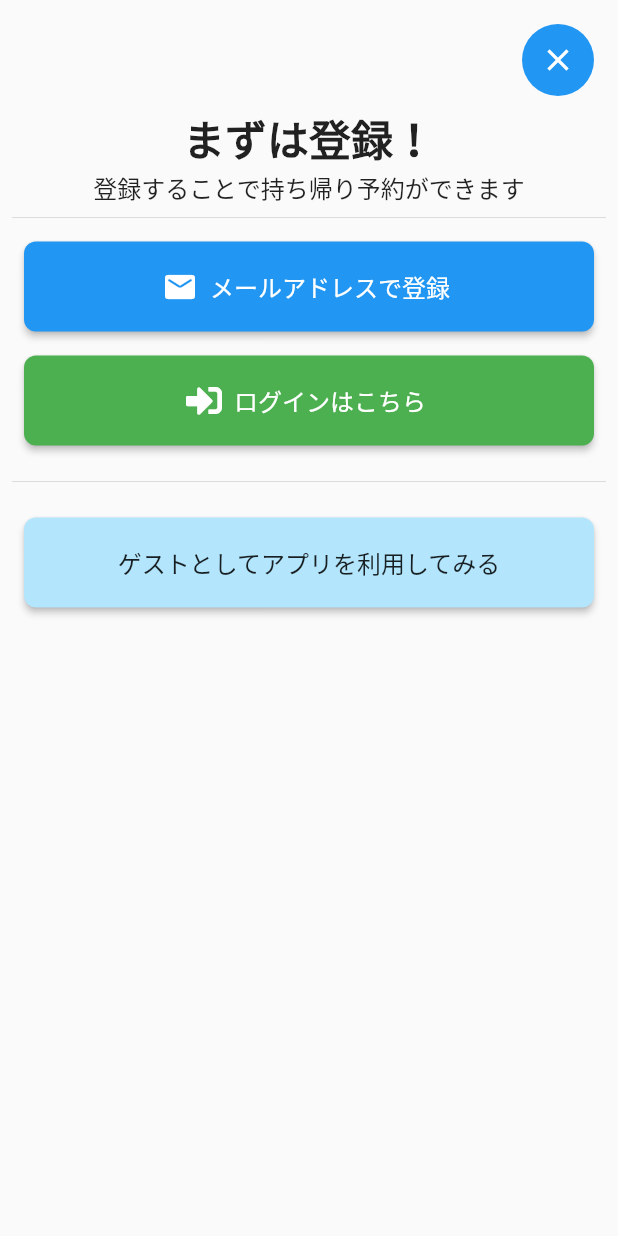
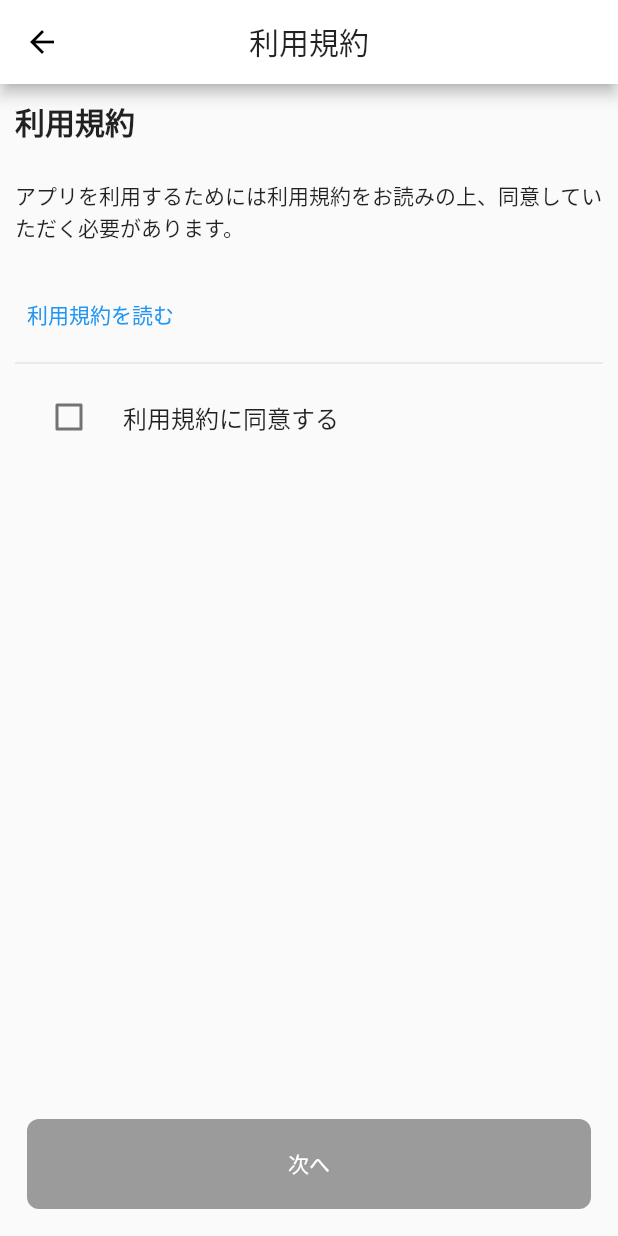
Before and after one commit to karayuumac/automatic_takeout_order, a Flutter app: the RegisterBottomSheet widget shown alone on an empty page, opened directly, after a tap on "ゲストとしてアプリを利用してみる", on a phone screen of 412 x 824 dp. Run offline on Flutter 3.47's test engine with Material 2 defaults, Android fonts, the phone set to English and light mode, and no system bars; our stand-ins replace flutter_hooks, flutter_riverpod, font_awesome_flutter, form_validator, freezed_annotation, google_fonts and 2 more; missing offline and left inert: amplify_auth_cognito, amplify_flutter; generated files the repository leaves out were written again.

Commit message:
Add terms_of_service view

```diff
--- a/lib/constants/keys.dart
+++ b/lib/constants/keys.dart
@@ -5,4 +5,6 @@ class Keys {
 
   static const start = Key('start');
   static const registerByEmail = Key('registerByEmail');
+
+  static final registerForm = GlobalKey<FormState>(debugLabel: 'registerForm');
 }
--- a/lib/constants/route_name.dart
+++ b/lib/constants/route_name.dart
@@ -1,7 +1,8 @@
 class RouteName {
   RouteName._();
 
-  static const startup = '/Startup';
+  static const startup = '/startup';
   static const home = '/home';
   static const register = '/register';
+  static const termsOfService = '/termsOfService';
 }
--- a/lib/view/non_authenticated/register_bottom_sheet.dart
+++ b/lib/view/non_authenticated/register_bottom_sheet.dart
@@ -91,7 +91,10 @@ class RegisterBottomSheet extends StatelessWidget {
               ),
             ),
             color: Colors.lightBlue[100],
-            onPressed: () {},
+            onPressed: () {
+              Navigator.of(context).pop();
+              Navigator.of(context).pushNamed(RouteName.termsOfService);
+            },
           ),
         ],
       ),
--- /dev/null
+++ b/lib/view/terms_of_service/terms_of_service_view.dart
@@ -0,0 +1,81 @@
+import 'package:automatic_takeout_order/components/buttons/custom_circle_button.dart';
+import 'package:flutter/material.dart';
+import 'package:flutter_hooks/flutter_hooks.dart';
+import 'package:hooks_riverpod/hooks_riverpod.dart';
+import 'package:url_launcher/url_launcher.dart';
+
+final clickBoxStateProvider = StateProvider((_) => false);
+
+class TermsOfServiceView extends HookWidget {
+  @override
+  Widget build(BuildContext context) {
+    final provider = useProvider(clickBoxStateProvider);
+
+    return Scaffold(
+      appBar: AppBar(
+        centerTitle: true,
+        title: const Text(
+          '利用規約',
+        ),
+      ),
+      body: Padding(
+        padding: const EdgeInsets.all(10),
+        child: Stack(
+          children: [
+            Column(
+              crossAxisAlignment: CrossAxisAlignment.start,
+              children: [
+                Container(
+                  margin: const EdgeInsets.only(bottom: 24),
+                  child: const Text(
+                    '利用規約',
+                    style: TextStyle(
+                      fontSize: 20,
+                      fontWeight: FontWeight.bold,
+                    ),
+                  ),
+                ),
+                Container(
+                  margin: const EdgeInsets.only(bottom: 24),
+                  child: const Text('アプリを利用するためには利用規約をお読みの上、'
+                      '同意していただく必要があります。'),
+                ),
+                TextButton(
+                  child: const Text('利用規約を読む'),
+                  onPressed: () async {
+                    const url = 'https://hackmd.io/@karayuu/SJVJfwwf_';
+                    if (await canLaunch(url)) {
+                      await launch(url);
+                    } else {
+                      print('Could not Launch $url');
+                    }
+                  },
+                ),
+                const Divider(),
+                CheckboxListTile(
+                  title: const Text('利用規約に同意する'),
+                  controlAffinity: ListTileControlAffinity.leading,
+                  value: provider.state,
+                  onChanged: (isChecked) {
+                    provider.state = isChecked;
+                  },
+                ),
+              ],
+            ),
+            Align(
+              alignment: Alignment.bottomCenter,
+              child: CustomCircleButton(
+                child: const Text(
+                  '次へ',
+                  style: TextStyle(color: Colors.white),
+                ),
+                disabled: !provider.state,
+                onPressed: () {},
+              ),
+            ),
+          ],
+        ),
+      ),
+    );
+  }
+}
--- a/pubspec.yaml
+++ b/pubspec.yaml
@@ -24,6 +24,8 @@ dependencies:
   flutter:
     sdk: flutter
 
+  package_info:
+
   amplify_auth_cognito:
   amplify_flutter:
 
@@ -40,6 +42,10 @@ dependencies:
   flutter_localizations:
     sdk: flutter
   google_fonts:
+
+  form_validator:
+
+  url_launcher:
 
   # The following adds the Cupertino Icons font to your application.
   # Use with the CupertinoIcons class for iOS style icons.
```
Also changed, not shown: lib/main.dart (+6 -5 lines), lib/view/non_authenticated/register/register_view.dart (+49 -42 lines), pubspec.lock, 1 other file.
